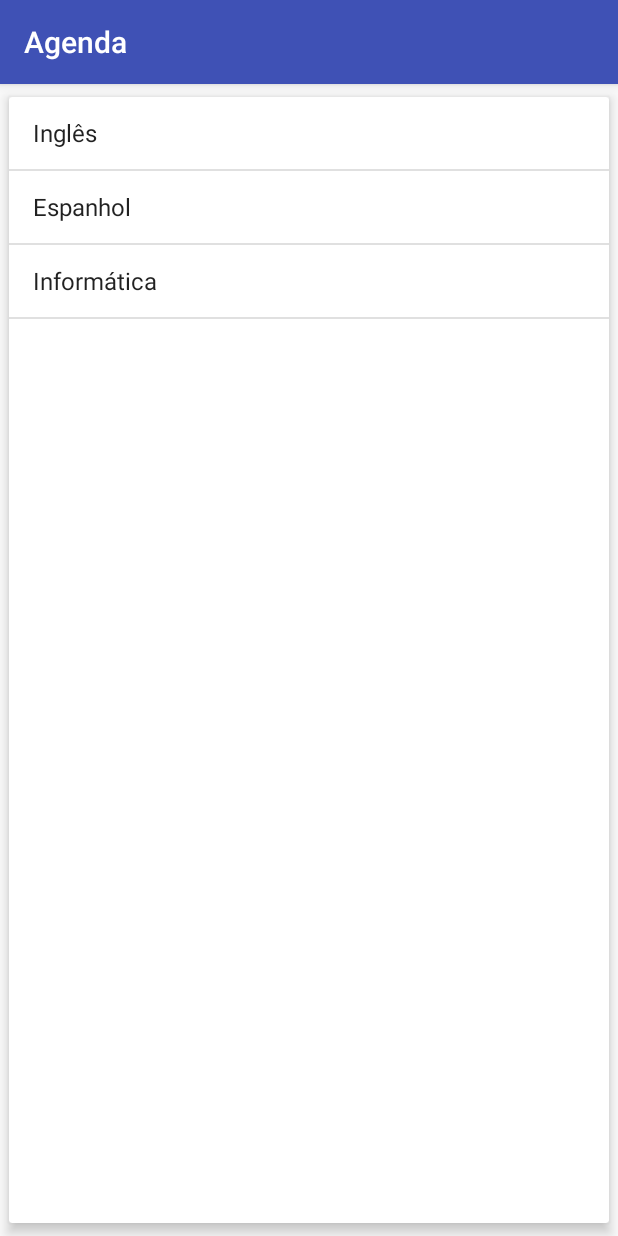
After one commit to jmsstudio/android_simple_agenda, an Android app: the ListaProvasFragment screen opened directly, with no data from a screen before it, on a phone screen of 412 x 824 dp. The commit adds this screen. Run offline under Robolectric (Android 15) with nearby library versions, the phone set to English and light mode, and no system bars.

Commit message:
Implementado trabalho com fragments para permitir reaproveitamento de partes de uma tela (com comportamento) Trabalhando com comportamentos diferentes entre orientacoes diferentes (retrato/paisagem)

```diff
--- a/app/build.gradle
+++ b/app/build.gradle
@@ -24,6 +24,8 @@ dependencies {
     androidTestCompile('com.android.support.test.espresso:espresso-core:2.2.2', {
         exclude group: 'com.android.support', module: 'support-annotations'
     })
-    compile 'com.android.support:appcompat-v7:25.0.1'
+    compile 'com.android.support:appcompat-v7:25.1.0'
+    compile 'com.android.support:cardview-v7:25.1.0'
+    compile 'com.android.support:support-v4:25.1.0'
     testCompile 'junit:junit:4.12'
 }
--- a/app/src/main/java/br/com/jmsstudio/agenda/activity/ListaAlunosActivity.java
+++ b/app/src/main/java/br/com/jmsstudio/agenda/activity/ListaAlunosActivity.java
@@ -111,6 +111,10 @@ public class ListaAlunosActivity extends AppCompatActivity {
             case R.id.menu_enviar_notas:
                 new AlunoRequestTask(this).execute();
                 break;
+            case R.id.menu_listar_provas:
+                Intent intent = new Intent(this, ProvasActivity.class);
+                startActivity(intent);
+                break;
         }
 
         return super.onOptionsItemSelected(item);
--- /dev/null
+++ b/app/src/main/java/br/com/jmsstudio/agenda/activity/ProvasActivity.java
@@ -0,0 +1,61 @@
+package br.com.jmsstudio.agenda.activity;
+
+import android.os.Bundle;
+import android.support.v4.app.FragmentManager;
+import android.support.v4.app.FragmentTransaction;
+import android.support.v7.app.AppCompatActivity;
+
+import br.com.jmsstudio.agenda.R;
+import br.com.jmsstudio.agenda.fragment.DetalhesProvaFragment;
+import br.com.jmsstudio.agenda.fragment.ListaProvasFragment;
+import br.com.jmsstudio.agenda.model.Prova;
+
+public class ProvasActivity extends AppCompatActivity {
+
+    @Override
+    protected void onCreate(Bundle savedInstanceState) {
+        super.onCreate(savedInstanceState);
+        setContentView(R.layout.activity_provas);
+
+        FragmentManager fragmentManager = getSupportFragmentManager();
+        FragmentTransaction ftx = fragmentManager.beginTransaction();
+
+        ftx.replace(R.id.provas_main_frame, new ListaProvasFragment());
+
+        if (isLandscapeOrientation()) {
+            ftx.replace(R.id.provas_second_frame, new DetalhesProvaFragment());
+        }
+
+        ftx.commit();
+    }
+
+    private boolean isLandscapeOrientation() {
+        return getResources().getBoolean(R.bool.isLandscape);
+    }
+
+    public void selectProva(Prova prova) {
+
+        FragmentManager fragmentManager = getSupportFragmentManager();
+
+        DetalhesProvaFragment detalhesProvaFragment;
+
+        FragmentTransaction fragmentTx = fragmentManager.beginTransaction();
+
+        if (!isLandscapeOrientation()) {
+            detalhesProvaFragment = new DetalhesProvaFragment();
+
+            Bundle parametros = new Bundle();
+            parametros.putSerializable("prova", prova);
+
+            detalhesProvaFragment.setArguments(parametros);
+
+            fragmentTx.replace(R.id.provas_main_frame, detalhesProvaFragment);
+            fragmentTx.addToBackStack(null);
+        } else {
+            detalhesProvaFragment = (DetalhesProvaFragment) fragmentManager.findFragmentById(R.id.provas_second_frame);
+            detalhesProvaFragment.popularCampos(prova);
+        }
+
+        fragmentTx.commit();
+    }
+}
--- /dev/null
+++ b/app/src/main/java/br/com/jmsstudio/agenda/fragment/ListaProvasFragment.java
@@ -0,0 +1,80 @@
+package br.com.jmsstudio.agenda.fragment;
+
+import android.os.Bundle;
+import android.support.annotation.Nullable;
+import android.support.v4.app.Fragment;
+import android.support.v7.widget.CardView;
+import android.view.LayoutInflater;
+import android.view.View;
+import android.view.ViewGroup;
+import android.widget.AdapterView;
+import android.widget.ArrayAdapter;
+import android.widget.ListView;
+import android.widget.Toast;
+
+import java.text.ParseException;
+import java.text.SimpleDateFormat;
+import java.util.Arrays;
+import java.util.Date;
+import java.util.List;
+
+import br.com.jmsstudio.agenda.R;
+import br.com.jmsstudio.agenda.activity.ProvasActivity;
+import br.com.jmsstudio.agenda.model.Prova;
+
+/**
+ * Created by jms on 24/01/17.
+ */
+public class ListaProvasFragment extends Fragment {
+
+    @Nullable
+    @Override
+    public View onCreateView(LayoutInflater inflater, @Nullable ViewGroup container, @Nullable Bundle savedInstanceState) {
+        CardView view = (CardView) inflater.inflate(R.layout.fragment_lista_provas, container, false);
+
+        final SimpleDateFormat sdf = new SimpleDateFormat("dd/MM/yyyy");
+
+        Date d1 = null;
+        Date d2 = null;
+        Date d3 = null;
+
+        try {
+            d1 = sdf.parse("10/07/2017");
+            d2 = sdf.parse("18/06/2017");
+            d3 = sdf.parse("05/05/2017");
+        } catch (ParseException e) {
+            e.printStackTrace();
+        }
+
+
+        List<String> topicosIng = Arrays.asList("Verbo to be", "Simple past", "Present perfect");
+        List<String> topicosEsp = Arrays.asList("Adjetivos", "Gêneros");
+        List<String> topicosInf = Arrays.asList("Teoria da computação", "Engenharia de software", "Programação orientada a objetos");
+
+        Prova provaIng = new Prova("Inglês", d1, topicosIng);
+        Prova provaEsp = new Prova("Espanhol", d2, topicosEsp);
+        Prova provaInf = new Prova("Informática", d3, topicosInf);
+
+        List<Prova> provas = Arrays.asList(provaIng, provaEsp, provaInf);
+
+
+        ArrayAdapter<Prova> provasAdapter = new ArrayAdapter<>(getContext(), android.R.layout.simple_list_item_1, provas);
+
+        ListView listaProvas = (ListView) view.findViewById(R.id.provas_lista);
+        listaProvas.setAdapter(provasAdapter);
+
+
+        listaProvas.setOnItemClickListener(new AdapterView.OnItemClickListener() {
+            @Override
+            public void onItemClick(AdapterView<?> adapterView, View view, int position, long l) {
+                Prova prova = (Prova) adapterView.getItemAtPosition(position);
+                Toast.makeText(getContext(), "Clicou na prova de " + prova.getMateria(), Toast.LENGTH_SHORT).show();
+
+                ProvasActivity activity = (ProvasActivity) getActivity();
+                activity.selectProva(prova);
+            }
+        });
+
+        return view;
+    }
+}
--- /dev/null
+++ b/app/src/main/res/layout-land/activity_provas.xml
@@ -0,0 +1,16 @@
+<?xml version="1.0" encoding="utf-8"?>
+<LinearLayout xmlns:android="http://schemas.android.com/apk/res/android"
+    android:orientation="horizontal"
+    android:layout_height="match_parent"
+    android:layout_width="match_parent">
+    <FrameLayout
+        android:id="@+id/provas_main_frame"
+        android:layout_height="match_parent"
+        android:layout_width="0dp"
+        android:layout_weight="1"/>
+    <FrameLayout
+        android:id="@+id/provas_second_frame"
+        android:layout_height="match_parent"
+        android:layout_width="0dp"
+        android:layout_weight="2"/>
+</LinearLayout>
--- /dev/null
+++ b/app/src/main/res/layout/activity_provas.xml
@@ -0,0 +1,5 @@
+<?xml version="1.0" encoding="utf-8"?>
+<FrameLayout xmlns:android="http://schemas.android.com/apk/res/android"
+    android:id="@+id/provas_main_frame"
+    android:layout_height="match_parent"
+    android:layout_width="match_parent"/>
--- /dev/null
+++ b/app/src/main/res/layout/fragment_lista_provas.xml
@@ -0,0 +1,14 @@
+<?xml version="1.0" encoding="utf-8"?>
+<android.support.v7.widget.CardView xmlns:android="http://schemas.android.com/apk/res/android"
+    xmlns:app="http://schemas.android.com/apk/res-auto"
+    android:layout_width="match_parent"
+    android:layout_height="match_parent"
+    app:cardElevation="5dp"
+    app:cardUseCompatPadding="true">
+
+    <ListView
+        android:id="@+id/provas_lista"
+        android:layout_width="match_parent"
+        android:layout_height="match_parent"/>
+
+</android.support.v7.widget.CardView>
--- a/app/src/main/res/menu/menu_enviar_notas.xml
+++ b/app/src/main/res/menu/menu_enviar_notas.xml
@@ -6,4 +6,9 @@
         android:icon="@drawable/ic_enviar"
         app:showAsAction="always"
         />
+    <item android:id="@+id/menu_listar_provas"
+        android:title="Listar provas"
+        android:icon="@drawable/ic_receber"
+        app:showAsAction="always"
+        />
 </menu>
--- /dev/null
+++ b/app/src/main/res/values-land/bools.xml
@@ -0,0 +1,4 @@
+<?xml version="1.0" encoding="utf-8"?>
+<resources>
+    <bool name="isLandscape">true</bool>
+</resources>
--- /dev/null
+++ b/app/src/main/res/values/bools.xml
@@ -0,0 +1,4 @@
+<?xml version="1.0" encoding="utf-8"?>
+<resources>
+    <bool name="isLandscape">false</bool>
+</resources>
--- a/app/src/main/res/values/strings.xml
+++ b/app/src/main/res/values/strings.xml
@@ -5,4 +5,7 @@
     <string name="campo_telefone">Telefone</string>
     <string name="campo_site">Site</string>
     <string name="campo_foto">Foto</string>
+
+    <!-- TODO: Remove or change this placeholder text -->
+    <string name="hello_blank_fragment">Hello blank fragment</string>
 </resources>
```
Also changed, not shown: app/src/main/AndroidManifest.xml (+5 -6 lines), app/src/main/java/br/com/jmsstudio/agenda/fragment/DetalhesProvaFragment.java (added, +47 -0 lines), app/src/main/java/br/com/jmsstudio/agenda/model/Prova.java (added, +56 -0 lines), app/src/main/res/layout/fragment_detalhes_prova.xml (added, +50 -0 lines).
